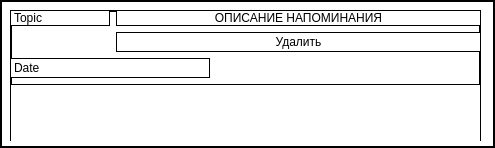
Old version of the form project/layout/ui/task.ui in the repository Regasands/reg-clock.
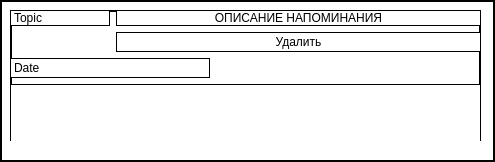
New version of the form.

```diff
--- a/project/layout/ui/task.ui
+++ b/project/layout/ui/task.ui
@@ -7,7 +7,7 @@
     <x>0</x>
     <y>0</y>
     <width>495</width>
-    <height>148</height>
+    <height>162</height>
    </rect>
   </property>
   <property name="windowTitle">
@@ -18,7 +18,7 @@
 border: 2px solid black;
 </string>
   </property>
-  <widget class="QWidget" name="">
+  <widget class="QWidget" name="layoutWidget">
    <property name="geometry">
     <rect>
      <x>10</x>
```
